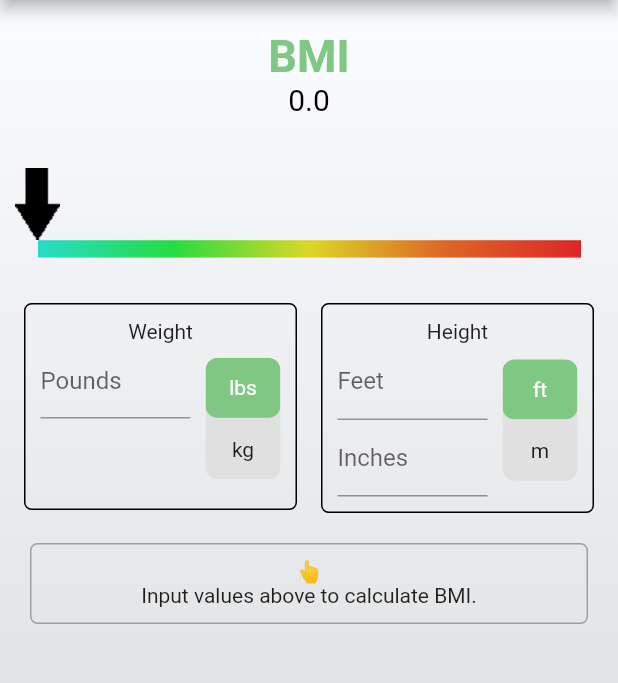
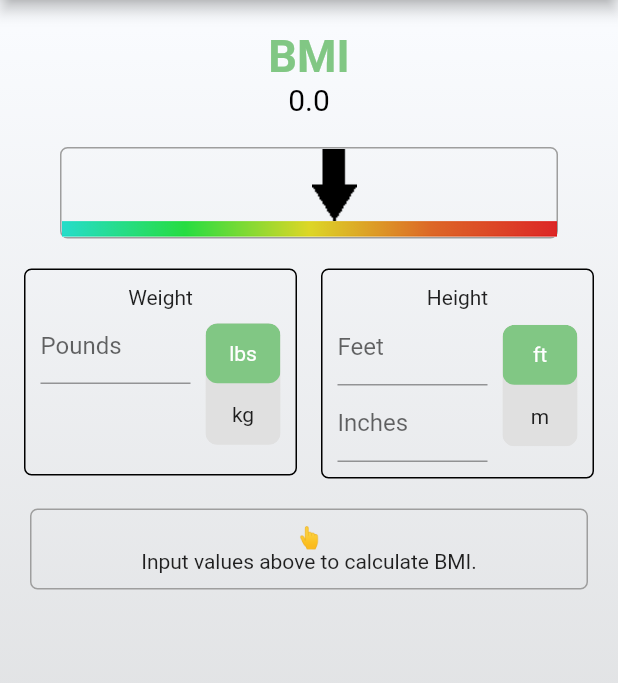
Before and after one commit to de-Gaston-Apps/bmi_calculator, a Flutter app: the screen it shows after launch, on a phone screen of 412 x 824 dp, the part 84-767 px from its top. Run offline on Flutter 3.47's test engine with Material 2 defaults, Android fonts, the phone set to English and light mode, and no system bars; drawn by our look-alikes of toggle_switch; missing offline and left inert: dart:html.

Commit message:
Stretch the bmi bar

```diff
--- a/lib/screens/bmi_screen.dart
+++ b/lib/screens/bmi_screen.dart
@@ -88,7 +88,10 @@ class BmiScreenState extends State<BmiScreen> {
           ),
           const SizedBox(height: BIGGER_PADDING_SIZE),
           Padding(
-            padding: const EdgeInsets.all(DEFALT_PADDING_SIZE),
+            padding: const EdgeInsets.only(
+              left: BIGGER_PADDING_SIZE * 2,
+              right: BIGGER_PADDING_SIZE * 2,
+            ),
             child: BmiBar(bmi),
           ),
           const SizedBox(height: BIGGER_PADDING_SIZE),
--- a/lib/widgets/bmi_bar.dart
+++ b/lib/widgets/bmi_bar.dart
@@ -1,4 +1,6 @@
 // ignore_for_file: constant_identifier_names
+
+import 'dart:html';
 
 import 'package:bmi_calculator/vars/globals.dart';
 import 'package:flutter/material.dart';
@@ -35,28 +37,75 @@ class BmiBarState extends State<BmiBar> {
   Widget build(BuildContext context) {
     double offset = calculateOffset();
 
-    return SizedBox(
-      height: (ARROW_HEIGHT + BAR_HEIGHT),
-      width: double.infinity,
-      child: Stack(
-        alignment: Alignment.bottomCenter,
+    return Container(
+      decoration: BoxDecoration(
+        borderRadius: BorderRadius.circular(5),
+        border: Border.all(color: Colors.grey),
+      ),
+      child: Column(
         children: [
-          Padding(
-            padding: const EdgeInsets.fromLTRB(
-              ARROW_WIDTH / 2,
-              0,
-              ARROW_WIDTH / 2,
-              0,
-            ),
-            child: Image.asset("assets/images/bmi_bar.png"),
+          Stack(
+            clipBehavior: Clip.none,
+            alignment: Alignment.bottomCenter,
+            children: [
+              SizedBox(width: MediaQuery.of(context).size.width, height: 48),
+              PositionedDirectional(
+                top: 0,
+                start: 167,
+                child: Image.asset("assets/images/arrow.png"),
+              ),
+            ],
           ),
-          PositionedDirectional(
-            top: 4,
-            start: offset,
-            child: Image.asset("assets/images/arrow.png"),
+          Image.asset(
+            "assets/images/bmi_bar.png",
+            fit: BoxFit.fill,
+            width: double.infinity,
           ),
         ],
       ),
     );
+
+    // return Container(
+    //   child: Stack(
+    //     alignment: Alignment.bottomCenter,
+    //     children: [
+    //       Image.asset(
+    //         "assets/images/bmi_bar.png",
+    //       ),
+    //       Align(
+    //         alignment: const Alignment(1.0, 0.0),
+    //         child: Image.asset("assets/images/arrow.png"),
+    //       ),
+    //     ],
+    //   ),
+    // );
+
+    // return SizedBox(
+    //   height: (ARROW_HEIGHT + BAR_HEIGHT),
+    //   width: double.infinity,
+    //   child: Stack(
+    //     alignment: Alignment.bottomCenter,
+    //     children: [
+    //       Padding(
+    //         padding: const EdgeInsets.fromLTRB(
+    //           ARROW_WIDTH / 2,
+    //           0,
+    //           ARROW_WIDTH / 2,
+    //           0,
+    //         ),
+    //         child: Image.asset(
+    //           "assets/images/bmi_bar.png",
+    //           width: double.infinity,
+    //           fit: BoxFit.fitWidth,
+    //         ),
+    //       ),
+    //       PositionedDirectional(
+    //         top: 4,
+    //         start: offset,
+    //         child: Image.asset("assets/images/arrow.png"),
+    //       ),
+    //     ],
+    //   ),
+    // );
   }
 }
```
